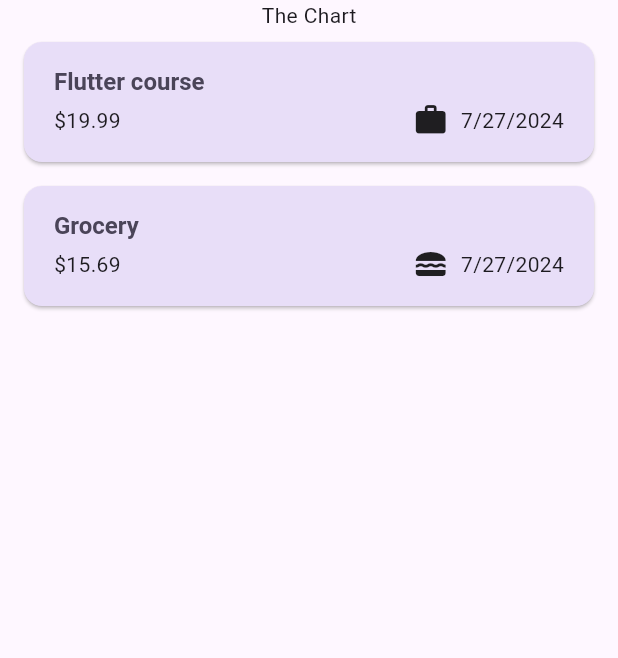
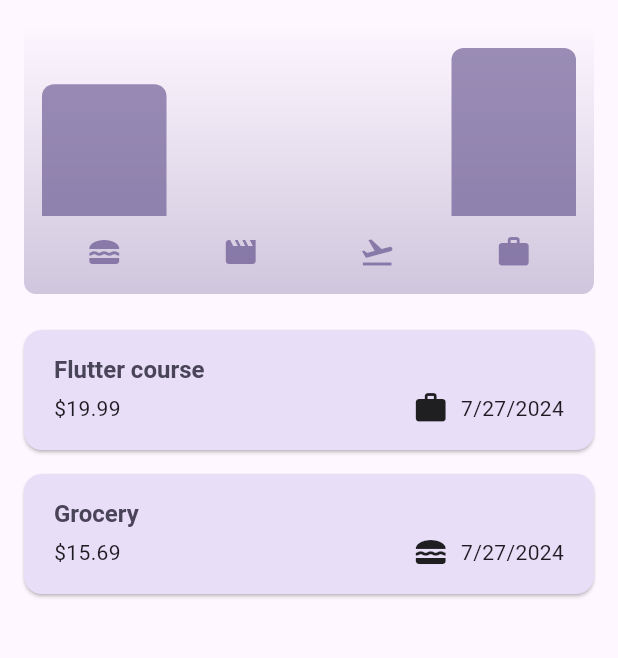
Before and after one commit to matthewserafica01/expense_tracker, a Flutter app: the screen it shows after launch, on a phone screen of 412 x 824 dp, the part 84-742 px from its top. Run offline on Flutter 3.47's test engine with Material 3 defaults, Android fonts, the phone set to English and light mode, and no system bars.

Commit message:
Update expenses add chart to render the chart to the app

```diff
--- a/expense_tracker/lib/widgets/expenses.dart
+++ b/expense_tracker/lib/widgets/expenses.dart
@@ -1,3 +1,4 @@
+import 'package:expense_tracker/widgets/chart/chart.dart';
 import 'package:expense_tracker/widgets/expenses_list/expenses_list.dart';
 import 'package:expense_tracker/models/expense.dart';
 import 'package:expense_tracker/widgets/new_expense.dart';
@@ -89,7 +90,7 @@ class _ExpensesState extends State<Expenses> {
       ),
       body: Column(
         children: [
-          const Text('The Chart'),
+          Chart(expenses: _registeredExpenses),
           Expanded(
             child: mainContent,
           ),
```
